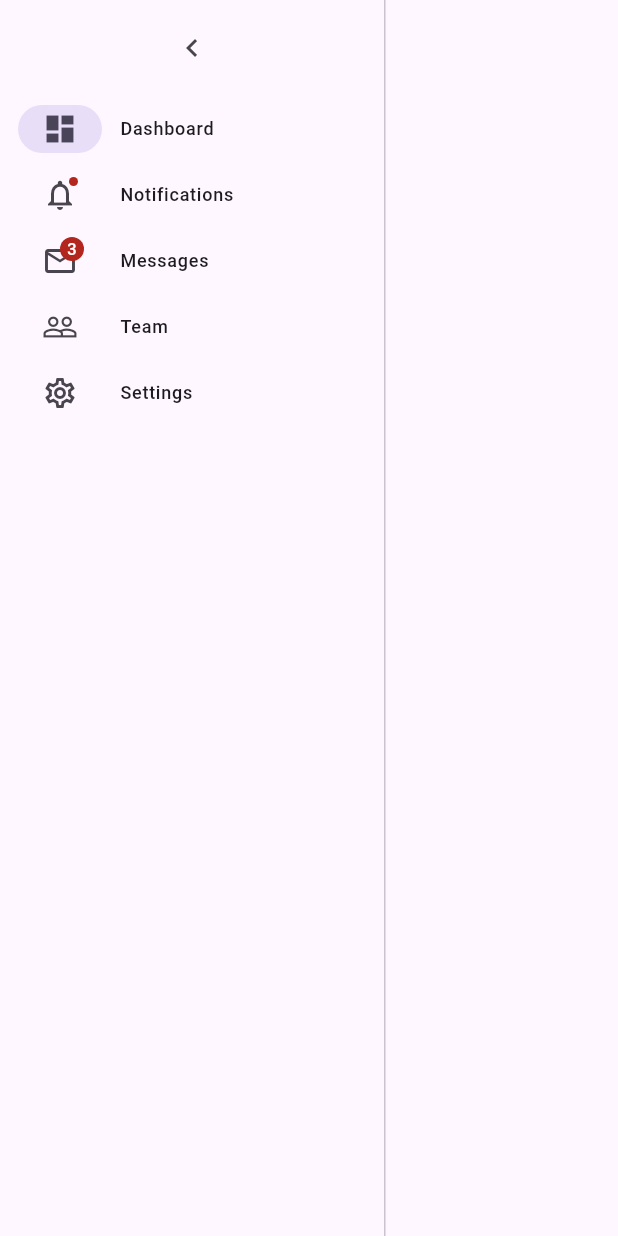
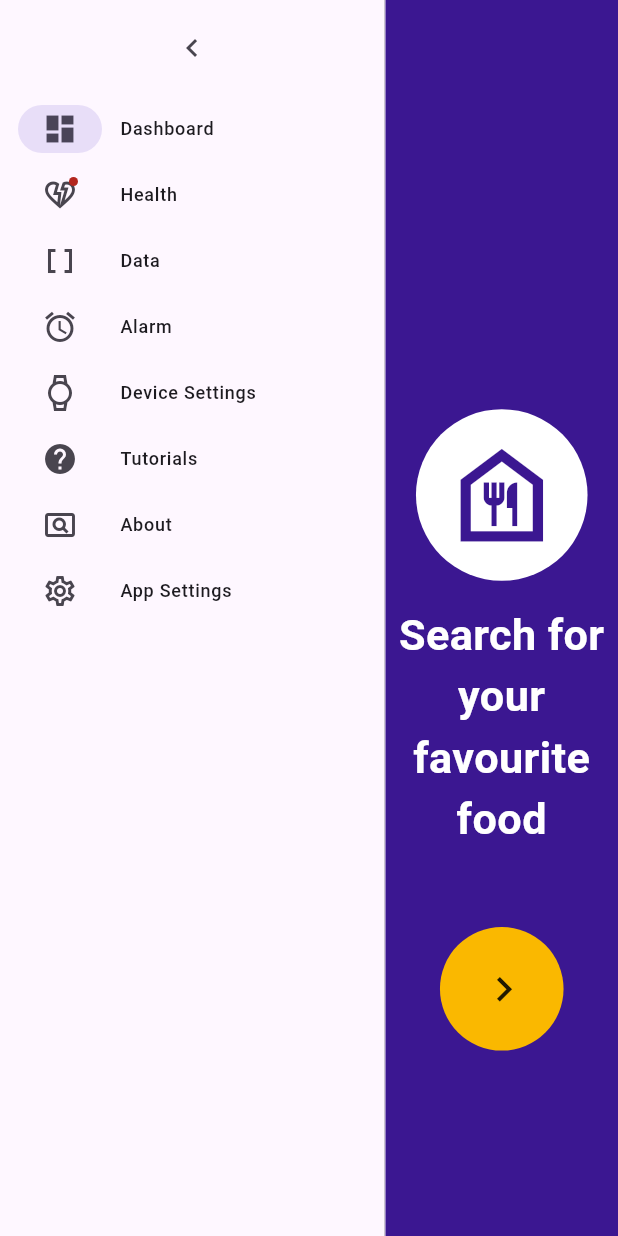
Before and after one commit to ayobo1/whoop_app, a Flutter app: the screen it shows after launch, after a tap on the "navigate next" icon, on a phone screen of 412 x 824 dp. Run offline on Flutter 3.47's test engine with Material 3 defaults, Android fonts, the phone set to English and light mode, and no system bars; drawn by our look-alikes of concentric_transition.

Commit message:
Added all screens and added a basic dashboard which I will edit and maybe scrap later. still in the foundations stage.

```diff
--- a/lib/main.dart
+++ b/lib/main.dart
@@ -1,50 +1,20 @@
 import 'package:flutter/material.dart';
+
+//start of screen imports
+import 'screens/dashboard_screen.dart';
+import 'screens/health_screen.dart';
+import 'screens/data_screen.dart';
+import 'screens/alarm_screen.dart';
+import 'screens/device_settings_screen.dart';
+import 'screens/tutorials_screen.dart';
+import 'screens/about_screen.dart';
+import 'screens/settings_screen.dart';
+//end of screen imports
+
 
 void main() {
   runApp(const MyApp());
 }
-/*
-class MyApp extends StatelessWidget {
-  const MyApp({super.key});
-
-  @override
-  Widget build(BuildContext context) {
-    return MaterialApp(
-      home: Scaffold(
-        //appbarrr twin
-        appBar: AppBar(
-          backgroundColor: Colors.black,
-          title: Center(
-            child: Text(
-              'Whoop Unlocked',
-              style: TextStyle(
-                color: const Color.fromARGB(255, 146, 145, 145),
-                fontSize: 28.00,
-              ),
-            ),
-          ),
-        ),
-
-
-
-        //this is the widget columbs
-        body: Row(
-          mainAxisAlignment: MainAxisAlignment.spaceEvenly,
-          crossAxisAlignment: CrossAxisAlignment.end,
-          children: const [
-            Icon(Icons.alarm),
-            Icon(Icons.bar_chart),
-            Icon(Icons.backpack),
-          ],
-        ),
-
-
-
-      ),
-    );
-  }
-}
-*/
 
 class MyApp extends StatelessWidget {
   const MyApp({super.key});
@@ -75,6 +45,17 @@ class _CustomNavigationRailState extends State<CustomNavigationRail> {
   double groupAlignment = -1.0;
   bool isExtended = false;
 
+  final List<Widget> _screens = const [
+    ConcentricAnimationOnboarding(),
+    HealthScreen(),
+    DataScreen(),
+    AlarmScreen(),
+    DeviceSettingsScreen(),
+    TutorialsScreen(),
+    AboutScreen(),
+    SettingsScreen(),
+  ];
+
   @override
   Widget build(BuildContext context) {
     return Scaffold(
@@ -93,7 +74,6 @@ class _CustomNavigationRailState extends State<CustomNavigationRail> {
                   setState(() {
                     isExtended = !isExtended;
                   });
-
                 },
               ),
               selectedIndex: _selectedIndex,
@@ -121,36 +101,51 @@ class _CustomNavigationRailState extends State<CustomNavigationRail> {
                   label: Text('Dashboard'),
                 ),
                 NavigationRailDestination(
-                  icon: Badge(child: Icon(Icons.notifications_outlined)),
-                  selectedIcon: Badge(child: Icon(Icons.notifications)),
-                  label: Text('Notifications'),
+                  icon: Badge(child: Icon(Icons.heart_broken_outlined)),
+                  selectedIcon: Badge(child: Icon(Icons.heart_broken)),
+                  label: Text('Health'),
                 ),
                 NavigationRailDestination(
-                  icon: Badge(
-                    label: Text('3'),
-                    child: Icon(Icons.mail_outline),
-                  ),
-                  selectedIcon: Badge(
-                    label: Text('3'),
-                    child: Icon(Icons.mail),
-                  ),
-                  label: Text('Messages'),
+                  icon: Icon(Icons.data_array_outlined),
+                  selectedIcon: Icon(Icons.data_array),
+                  label: Text('Data'),
                 ),
                 NavigationRailDestination(
-                  icon: Icon(Icons.people_outline),
-                  selectedIcon: Icon(Icons.people),
-                  label: Text('Team'),
+                  icon: Icon(Icons.alarm_outlined),
+                  selectedIcon: Icon(Icons.alarm),
+                  label: Text('Alarm'),
+                ),
+                NavigationRailDestination(
+                  icon: Icon(Icons.watch_outlined),
+                  selectedIcon: Icon(Icons.watch),
+                  label: Text('Device Settings'),
+                ),
+                NavigationRailDestination(
+                  icon: Icon(Icons.help_outlined),
+                  selectedIcon: Icon(Icons.help),
+                  label: Text('Tutorials'),
+                ),
+                NavigationRailDestination(
+                  icon: Icon(Icons.pageview_outlined),
+                  selectedIcon: Icon(Icons.pageview),
+                  label: Text('About'),
                 ),
                 NavigationRailDestination(
                   icon: Icon(Icons.settings_outlined),
                   selectedIcon: Icon(Icons.settings),
-                  label: Text('Settings'),
+                  label: Text('App Settings'),
                 ),
               ],
             ),
             const VerticalDivider(thickness: 1, width: 1),
+            Expanded( //switching between screens
+              child: AnimatedSwitcher(
+                duration: const Duration(milliseconds: 250),
+                child: _screens[_selectedIndex],
+              ),
+            ),
 
-            // This is the main content.
+
           ],
         ),
       ),
--- /dev/null
+++ b/lib/screens/dashboard_screen.dart
@@ -0,0 +1,117 @@
+// dashboard_screen.dart
+import 'package:flutter/material.dart';
+import 'package:concentric_transition/concentric_transition.dart';
+class DashboardScreen extends StatelessWidget {
+  const DashboardScreen({super.key});
+
+  @override
+  Widget build(BuildContext context) {
+    return const Center(
+      child: Text(
+        'Dashboard',
+        style: TextStyle(fontSize: 32),
+      ),
+    );
+  }
+}
+
+
+final pages = [
+  const PageData(
+    icon: Icons.food_bank_outlined,
+    title: "Search for your favourite food",
+    bgColor: Color(0xff3b1791),
+    textColor: Colors.white,
+  ),
+  const PageData(
+    icon: Icons.shopping_bag_outlined,
+    title: "Add it to cart",
+    bgColor: Color(0xfffab800),
+    textColor: Color(0xff3b1790),
+  ),
+  const PageData(
+    icon: Icons.delivery_dining,
+    title: "Order and wait",
+    bgColor: Color(0xffffffff),
+    textColor: Color(0xff3b1790),
+  ),
+];
+
+class ConcentricAnimationOnboarding extends StatelessWidget {
+  const ConcentricAnimationOnboarding({super.key});
+
+  @override
+  Widget build(BuildContext context) {
+    final screenWidth = MediaQuery.of(context).size.width;
+    return Scaffold(
+      body: ConcentricPageView(
+        colors: pages.map((p) => p.bgColor).toList(),
+        radius: screenWidth * 0.1,
+        nextButtonBuilder: (context) => Padding(
+          padding: const EdgeInsets.only(left: 3), // visual center
+          child: Icon(Icons.navigate_next, size: screenWidth * 0.08),
+        ),
+        // enable itemcount to disable infinite scroll
+        // itemCount: pages.length,
+        // opacityFactor: 2.0,
+        scaleFactor: 2,
+        // verticalPosition: 0.7,
+        // direction: Axis.vertical,
+        // itemCount: pages.length,
+        // physics: NeverScrollableScrollPhysics(),
+        itemBuilder: (index) {
+          final page = pages[index % pages.length];
+          return SafeArea(child: _Page(page: page));
+        },
+      ),
+    );
+  }
+}
+
+class PageData {
+  final String? title;
+  final IconData? icon;
+  final Color bgColor;
+  final Color textColor;
+
+  const PageData({
+    this.title,
+    this.icon,
+    this.bgColor = Colors.white,
+    this.textColor = Colors.black,
+  });
+}
+
+class _Page extends StatelessWidget {
+  final PageData page;
+
+  const _Page({required this.page});
+
+  @override
+  Widget build(BuildContext context) {
+    final screenHeight = MediaQuery.of(context).size.height;
+    return Column(
+      mainAxisAlignment: MainAxisAlignment.center,
+      children: [
+        Container(
+          padding: const EdgeInsets.all(16.0),
+          margin: const EdgeInsets.all(16.0),
+          decoration: BoxDecoration(
+            shape: BoxShape.circle,
+            color: page.textColor,
+          ),
+          child: Icon(page.icon, size: screenHeight * 0.1, color: page.bgColor),
+        ),
+        Text(
+          page.title ?? "",
+          style: TextStyle(
+            color: page.textColor,
+            fontSize: screenHeight * 0.035,
+            fontWeight: FontWeight.bold,
+          ),
+          textAlign: TextAlign.center,
+        ),
+      ],
+    );
+  }
+}
--- a/pubspec.yaml
+++ b/pubspec.yaml
@@ -34,6 +34,7 @@ dependencies:
   # The following adds the Cupertino Icons font to your application.
   # Use with the CupertinoIcons class for iOS style icons.
   cupertino_icons: ^1.0.8
+  concentric_transition: ^1.0.3
 
 dev_dependencies:
   flutter_test:
```
Also changed, not shown: lib/screens/about_screen.dart (added, +16 -0 lines), lib/screens/alarm_screen.dart (added, +16 -0 lines), lib/screens/data_screen.dart (added, +16 -0 lines), lib/screens/device_settings_screen.dart (added, +16 -0 lines), lib/screens/health_screen.dart (added, +16 -0 lines), lib/screens/settings_screen.dart (added, +16 -0 lines), lib/screens/tutorials_screen.dart (added, +16 -0 lines), lib/alarm_screen.dart (deleted), lib/dashboard_screen.dart (deleted), lib/settings_screen.dart (deleted), pubspec.lock.
